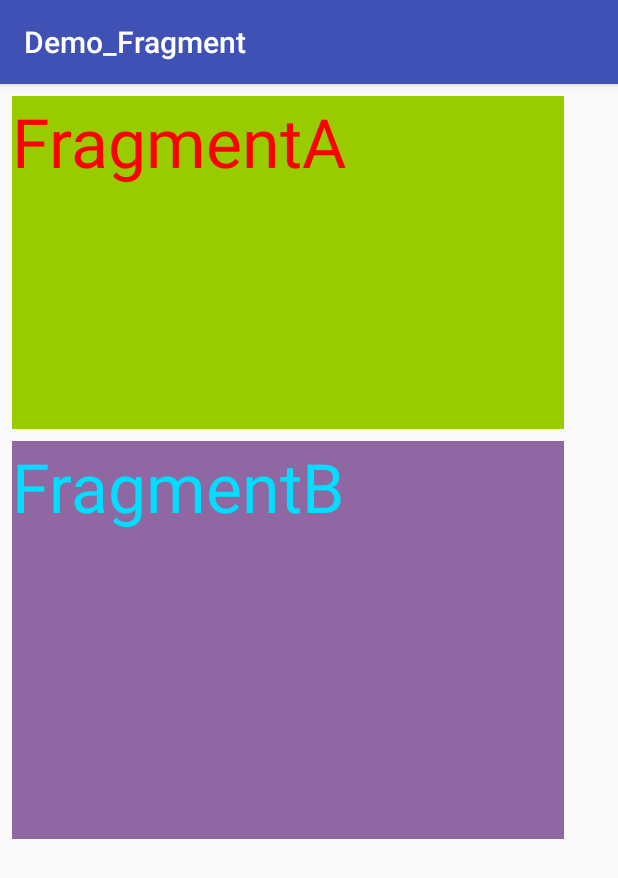
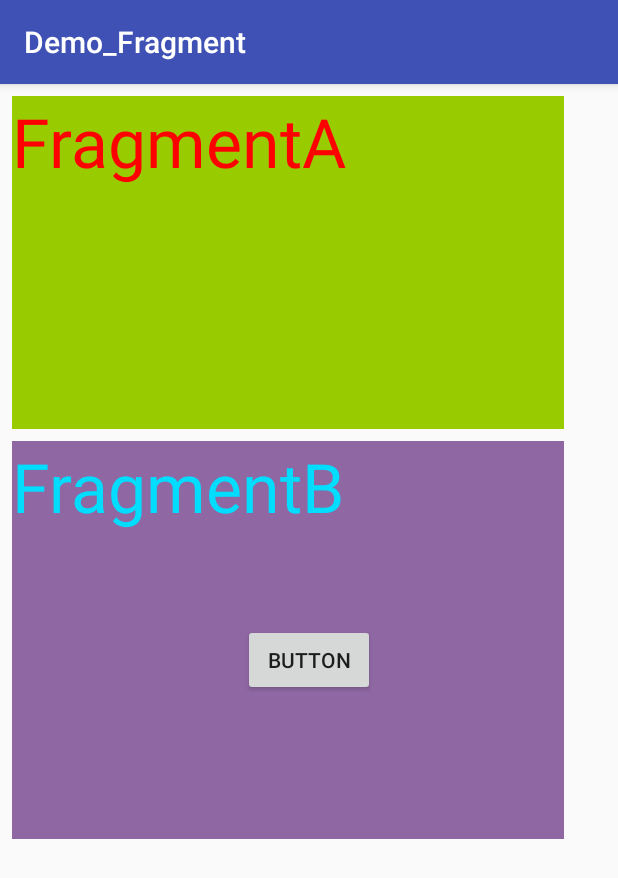
Before and after one commit to t106362512/Demo_Fragment, an Android app: the screen it shows after launch (MainActivity), on a phone screen of 412 x 824 dp. Shown: the top 878 px of the screen. Run offline under Robolectric (Android 15) with nearby library versions, the phone set to English and light mode, and no system bars; 1 statement that could not run was skipped.

Commit message:
20180719

```diff
--- a/app/src/main/java/com/example/c402/demo_fragment/AFragment.java
+++ b/app/src/main/java/com/example/c402/demo_fragment/AFragment.java
@@ -2,18 +2,25 @@ package com.example.c402.demo_fragment;
 
 
 import android.os.Bundle;
+import android.support.annotation.Nullable;
 import android.support.v4.app.Fragment;
+import android.support.v4.app.FragmentManager;
+import android.support.v4.app.FragmentTransaction;
+import android.util.Log;
 import android.view.LayoutInflater;
 import android.view.View;
 import android.view.ViewGroup;
+import android.widget.Button;
+import android.widget.TextView;
 
 
 /**
  * A simple {@link Fragment} subclass.
  */
-public class AFragment extends Fragment {
+public class AFragment extends Fragment{
 
-
+    TextView cAF;
+    int i;
     public AFragment() {
         // Required empty public constructor
     }
@@ -26,4 +33,20 @@ public class AFragment extends Fragment {
         return inflater.inflate(R.layout.fragment_a, container, false);
     }
 
+    @Override
+    public void onActivityCreated(@Nullable Bundle savedInstanceState) {
+        super.onActivityCreated(savedInstanceState);
+        cAF = getView().findViewById(R.id.AFT);
+        cAF.setOnClickListener((View v) -> {
+            FragmentTransaction ft = ((MainActivity)getActivity()).getSupportFragmentManager().beginTransaction();
+            ft.setCustomAnimations(R.anim.view_animation_set,R.anim.fade_out_left);
+            ft.replace(R.id.frameA,AFragment.this);
+            ft.commit();
+
+            cAF.setText(""+(i++));
+
+        });
+    }
+
+
 }
--- a/app/src/main/java/com/example/c402/demo_fragment/MainActivity.java
+++ b/app/src/main/java/com/example/c402/demo_fragment/MainActivity.java
@@ -4,22 +4,46 @@ import android.support.v4.app.FragmentManager;
 import android.support.v4.app.FragmentTransaction;
 import android.support.v7.app.AppCompatActivity;
 import android.os.Bundle;
+import android.text.Layout;
+import android.view.View;
+import android.widget.Button;
+import android.widget.FrameLayout;
+import android.widget.TextView;
+
+import java.security.spec.RSAPrivateCrtKeySpec;
 
 public class MainActivity extends AppCompatActivity {
+
+    private Button TestB;
+    AFragment af = new AFragment();
+    BFragment bf = new BFragment();
+
+    FragmentManager fm = getSupportFragmentManager();
 
     @Override
     protected void onCreate(Bundle savedInstanceState) {
         super.onCreate(savedInstanceState);
         setContentView(R.layout.activity_main);
-
-        AFragment af = new AFragment();
-        BFragment bf = new BFragment();
-
-        FragmentManager fm = getSupportFragmentManager();
+        TestB = findViewById(R.id.button);
+        TestB.setOnClickListener((View v) -> {replaceFragment();});
         FragmentTransaction ft = fm.beginTransaction();
+        ft.setTransition(FragmentTransaction.TRANSIT_FRAGMENT_OPEN);
+        ft.setCustomAnimations(R.anim.view_animation_set,R.anim.fade_out_left);
         ft.add(R.id.frameA,af);
         ft.replace(R.id.frameB,bf);
-        ft.commitNow();
+        ft.addToBackStack(null);
+        ft.commit();
 
     }
+
+
+    public void replaceFragment(){
+        FragmentTransaction ft = getSupportFragmentManager().beginTransaction()
+                .setTransition(FragmentTransaction.TRANSIT_FRAGMENT_OPEN)
+                .replace(R.id.frameA,af)
+                .replace(R.id.frameB,bf)
+                .addToBackStack(null);
+                ft.commit();
+    }
+
 }
--- a/app/src/main/res/layout/activity_main.xml
+++ b/app/src/main/res/layout/activity_main.xml
@@ -29,4 +29,18 @@
         app:layout_constraintTop_toBottomOf="@+id/frameA">
 
     </FrameLayout>
+
+    <Button
+        android:id="@+id/button"
+        android:layout_width="wrap_content"
+        android:layout_height="wrap_content"
+        android:layout_marginBottom="8dp"
+        android:layout_marginEnd="8dp"
+        android:layout_marginStart="8dp"
+        android:layout_marginTop="8dp"
+        android:text="Button"
+        app:layout_constraintBottom_toBottomOf="parent"
+        app:layout_constraintEnd_toEndOf="parent"
+        app:layout_constraintStart_toStartOf="parent"
+        app:layout_constraintTop_toTopOf="parent" />
 </android.support.constraint.ConstraintLayout>
--- a/app/src/main/res/layout/fragment_a.xml
+++ b/app/src/main/res/layout/fragment_a.xml
@@ -7,6 +7,7 @@
 
     <!-- TODO: Update blank fragment layout -->
     <TextView
+        android:id="@+id/AFT"
         android:layout_width="match_parent"
         android:layout_height="match_parent"
         android:text="FragmentA"
--- a/app/src/main/res/layout/fragment_b.xml
+++ b/app/src/main/res/layout/fragment_b.xml
@@ -7,6 +7,7 @@
 
     <!-- TODO: Update blank fragment layout -->
     <TextView
+        android:id="@+id/BFT"
         android:layout_width="match_parent"
         android:layout_height="match_parent"
         android:text="FragmentB"
```
Also changed, not shown: app/build.gradle (+6 -1 lines).
